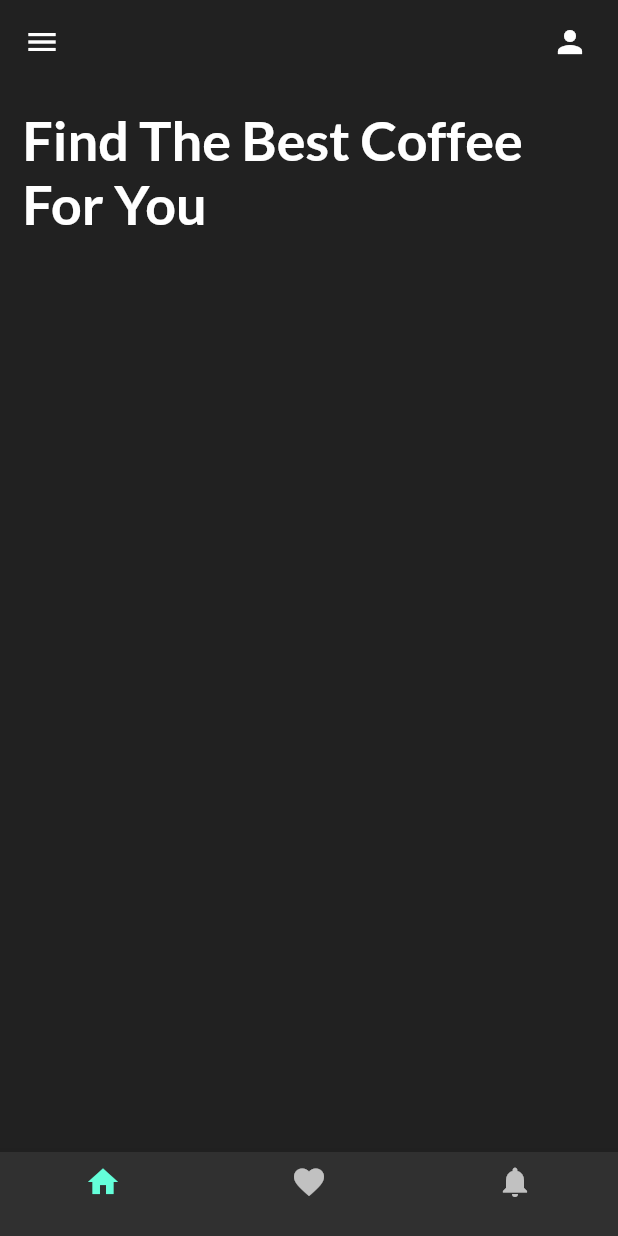
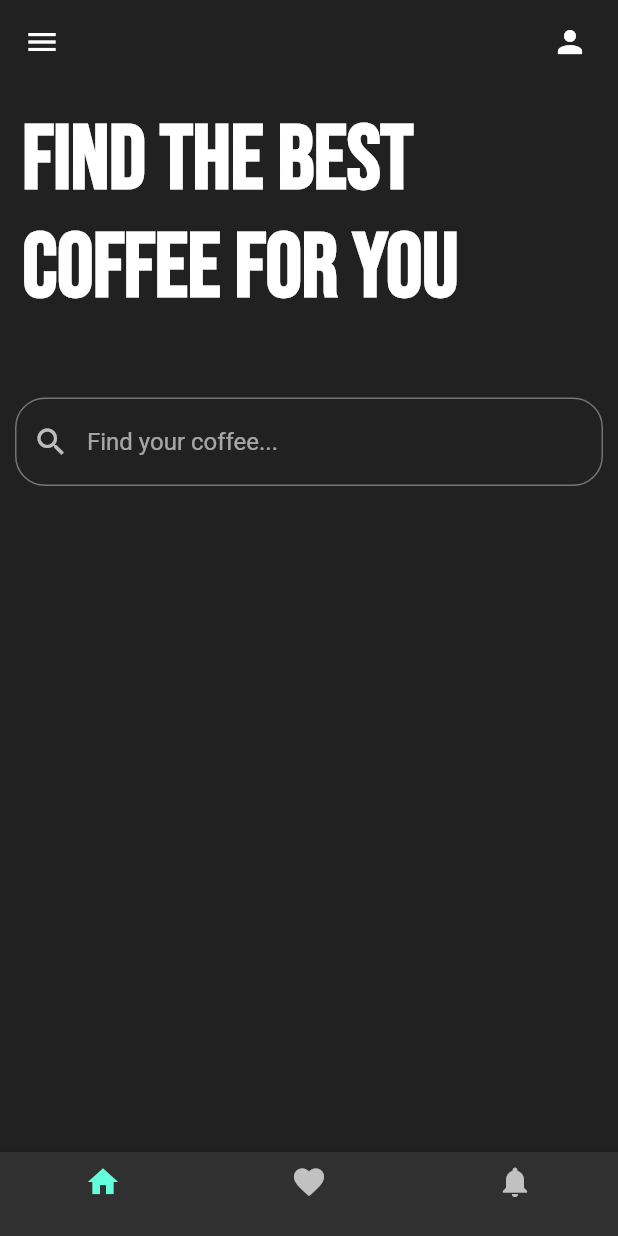
Before and after one commit to EdgarEmmanuel/coffee_app_clone, a Flutter app: the screen it shows after launch, on a phone screen of 412 x 824 dp. Run offline on Flutter 3.47's test engine with Material 2 defaults, Android fonts, the phone set to English and light mode, and no system bars; our stand-ins replace google_fonts.

Commit message:
setting up page: reproduce design

```diff
--- a/lib/pages/home_page.dart
+++ b/lib/pages/home_page.dart
@@ -1,4 +1,7 @@
+import 'dart:ui';
+
 import 'package:flutter/material.dart' ;
+import 'package:flutter/widgets.dart';
 import 'package:google_fonts/google_fonts.dart';
 
 
@@ -40,20 +43,56 @@ class HomePage extends StatelessWidget{
       ),
       body: Column(
         children: [
-          Padding(
+          // The Text: Find the best coffee for you
+          this.getTitle(),
+
+          SizedBox(
+            height: 25,
+          ),
+
+          // search bar
+          this.getSearchField()
+
+          // list of propositions
+        ],
+      )
+    );
+  }
+
+
+  Widget getTitle(){
+    return Padding(
         padding: EdgeInsets.all(15.0),
         child: Text(
           "Find The Best Coffee For You",
-              style: GoogleFonts.lato(
+          style: GoogleFonts.bebasNeue(
               textStyle: TextStyle(
-                      fontSize: 36,
+                  fontSize: 60,
                   fontWeight: FontWeight.bold
               )
           ),
         ),
+      );
+  }
+
+  Widget getSearchField(){
+    return Padding(
+      padding: EdgeInsets.all(10.0),
+      child: TextField(
+        decoration: InputDecoration(
+          prefixIcon: Icon(
+            Icons.search,
+          ),
+          hintText: 'Find your coffee...',
+          focusedBorder: OutlineInputBorder(),
+          enabledBorder: OutlineInputBorder(
+            borderSide: BorderSide(
+              color: Colors.grey.shade600,
+            ),
+            borderRadius: BorderRadius.all(Radius.circular(20.0))
           )
-        ],
-      )
+        ),
+      ),
     );
   }
 }
```
Lines whose indentation alone changed are shown as unchanged.
